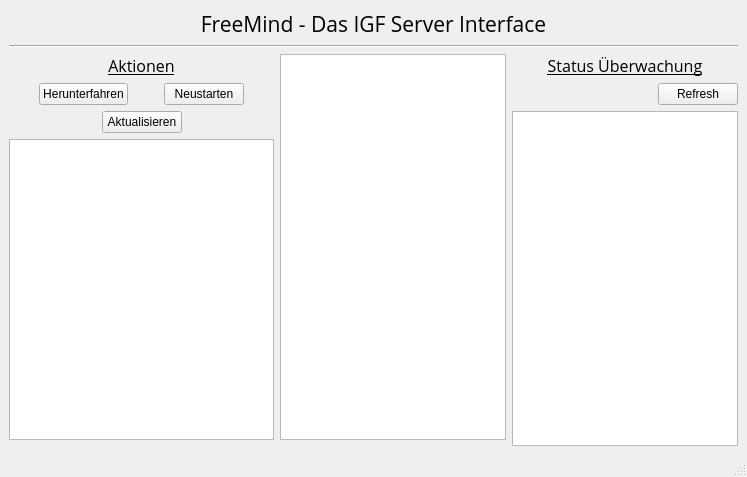
technikamateur/FreeMind, file GUI/First_graphical_User_Interface.ui: the form before one commit.
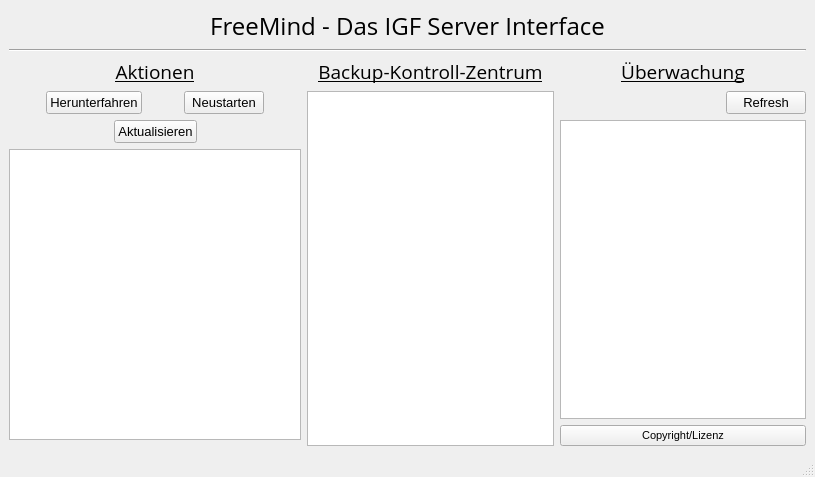
The form after the commit. Icons and pictures are not drawn.

```diff
--- a/GUI/First_graphical_User_Interface.ui
+++ b/GUI/First_graphical_User_Interface.ui
@@ -6,7 +6,7 @@
    <rect>
     <x>0</x>
     <y>0</y>
-    <width>747</width>
+    <width>815</width>
     <height>477</height>
    </rect>
   </property>
@@ -25,23 +25,63 @@
   </property>
   <widget class="QWidget" name="centralwidget">
    <layout class="QGridLayout" name="gridLayout">
-    <item row="3" column="2" rowspan="2">
+    <item row="4" column="1" rowspan="2">
+     <layout class="QVBoxLayout" name="verticalLayout_4">
+      <property name="bottomMargin">
+       <number>0</number>
+      </property>
+      <item>
+       <widget class="QLabel" name="label_2">
+        <property name="font">
+         <font>
+          <family>Open Sans</family>
+          <pointsize>14</pointsize>
+          <underline>true</underline>
+         </font>
+        </property>
+        <property name="text">
+         <string>Backup-Kontroll-Zentrum</string>
+        </property>
+        <property name="alignment">
+         <set>Qt::AlignCenter</set>
+        </property>
+        <property name="margin">
+         <number>5</number>
+        </property>
+       </widget>
+      </item>
+      <item>
+       <widget class="QTextBrowser" name="textBrowser_3"/>
+      </item>
+     </layout>
+    </item>
+    <item row="1" column="0" colspan="3">
+     <widget class="Line" name="line">
+      <property name="orientation">
+       <enum>Qt::Horizontal</enum>
+      </property>
+     </widget>
+    </item>
+    <item row="4" column="2" rowspan="2">
      <layout class="QVBoxLayout" name="verticalLayout_3">
       <item>
        <widget class="QLabel" name="label_3">
         <property name="font">
          <font>
           <family>Open Sans</family>
-          <pointsize>12</pointsize>
+          <pointsize>14</pointsize>
           <underline>true</underline>
          </font>
         </property>
         <property name="text">
-         <string>Status Überwachung</string>
+         <string>Überwachung</string>
         </property>
         <property name="alignment">
          <set>Qt::AlignCenter</set>
         </property>
+        <property name="margin">
+         <number>5</number>
+        </property>
        </widget>
       </item>
       <item>
@@ -64,6 +104,11 @@
         </item>
         <item>
          <widget class="QPushButton" name="pushButton_5">
+          <property name="font">
+           <font>
+            <pointsize>10</pointsize>
+           </font>
+          </property>
           <property name="text">
            <string>Refresh</string>
           </property>
@@ -72,18 +117,71 @@
        </layout>
       </item>
       <item>
-       <widget class="QTextBrowser" name="textBrowser"/>
+       <widget class="QTextBrowser" name="textBrowser">
+        <property name="font">
+         <font>
+          <family>Open Sans</family>
+          <pointsize>10</pointsize>
+         </font>
+        </property>
+       </widget>
+      </item>
+      <item>
+       <widget class="QPushButton" name="pushButton_4">
+        <property name="font">
+         <font>
+          <pointsize>8</pointsize>
+         </font>
+        </property>
+        <property name="text">
+         <string>Copyright/Lizenz</string>
+        </property>
+        <property name="checkable">
+         <bool>false</bool>
+        </property>
+       </widget>
       </item>
      </layout>
     </item>
-    <item row="3" column="0">
+    <item row="0" column="0" colspan="3">
+     <widget class="QLabel" name="label_head">
+      <property name="font">
+       <font>
+        <family>Open Sans</family>
+        <pointsize>18</pointsize>
+        <weight>50</weight>
+        <bold>false</bold>
+        <underline>false</underline>
+       </font>
+      </property>
+      <property name="cursor">
+       <cursorShape>ArrowCursor</cursorShape>
+      </property>
+      <property name="layoutDirection">
+       <enum>Qt::LeftToRight</enum>
+      </property>
+      <property name="text">
+       <string>FreeMind - Das IGF Server Interface</string>
+      </property>
+      <property name="scaledContents">
+       <bool>true</bool>
+      </property>
+      <property name="alignment">
+       <set>Qt::AlignCenter</set>
+      </property>
+      <property name="margin">
+       <number>0</number>
+      </property>
+     </widget>
+    </item>
+    <item row="4" column="0">
      <layout class="QVBoxLayout" name="verticalLayout">
       <item>
        <widget class="QLabel" name="label">
         <property name="font">
          <font>
           <family>Open Sans</family>
-          <pointsize>12</pointsize>
+          <pointsize>14</pointsize>
           <underline>true</underline>
          </font>
         </property>
@@ -115,6 +213,11 @@
         </item>
         <item>
          <widget class="QPushButton" name="pushButton">
+          <property name="font">
+           <font>
+            <pointsize>10</pointsize>
+           </font>
+          </property>
           <property name="text">
            <string>Herunterfahren</string>
           </property>
@@ -135,6 +238,11 @@
         </item>
         <item>
          <widget class="QPushButton" name="pushButton_2">
+          <property name="font">
+           <font>
+            <pointsize>10</pointsize>
+           </font>
+          </property>
           <property name="text">
            <string>Neustarten</string>
           </property>
@@ -178,6 +286,11 @@
         </item>
         <item>
          <widget class="QPushButton" name="pushButton_3">
+          <property name="font">
+           <font>
+            <pointsize>10</pointsize>
+           </font>
+          </property>
           <property name="text">
            <string>Aktualisieren</string>
           </property>
@@ -203,44 +316,6 @@
       </item>
      </layout>
     </item>
-    <item row="3" column="1">
-     <widget class="QTextEdit" name="textEdit"/>
-    </item>
-    <item row="0" column="0" colspan="3">
-     <widget class="QLabel" name="label_head">
-      <property name="font">
-       <font>
-        <family>Open Sans</family>
-        <pointsize>16</pointsize>
-        <weight>50</weight>
-        <bold>false</bold>
-        <underline>false</underline>
-       </font>
-      </property>
-      <property name="cursor">
-       <cursorShape>ArrowCursor</cursorShape>
-      </property>
-      <property name="layoutDirection">
-       <enum>Qt::LeftToRight</enum>
-      </property>
-      <property name="text">
-       <string>FreeMind - Das IGF Server Interface</string>
-      </property>
-      <property name="scaledContents">
-       <bool>true</bool>
-      </property>
-      <property name="alignment">
-       <set>Qt::AlignCenter</set>
-      </property>
-     </widget>
-    </item>
-    <item row="1" column="0" colspan="3">
-     <widget class="Line" name="line">
-      <property name="orientation">
-       <enum>Qt::Horizontal</enum>
-      </property>
-     </widget>
-    </item>
    </layout>
   </widget>
   <widget class="QMenuBar" name="menubar">
```
Left out of the diff: 2 changed lines with no effect on the pictures.
